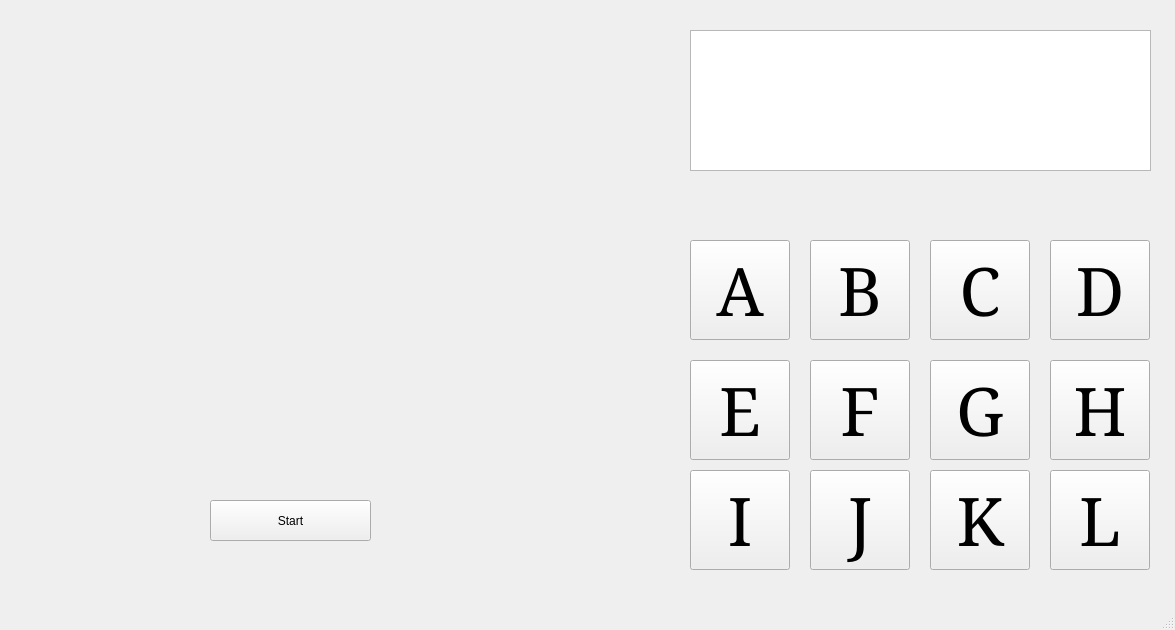
First picture: the form in mainwindow.ui, repository fullhaider1997/Gaze_Controlled_Keyboard-, before the edit.
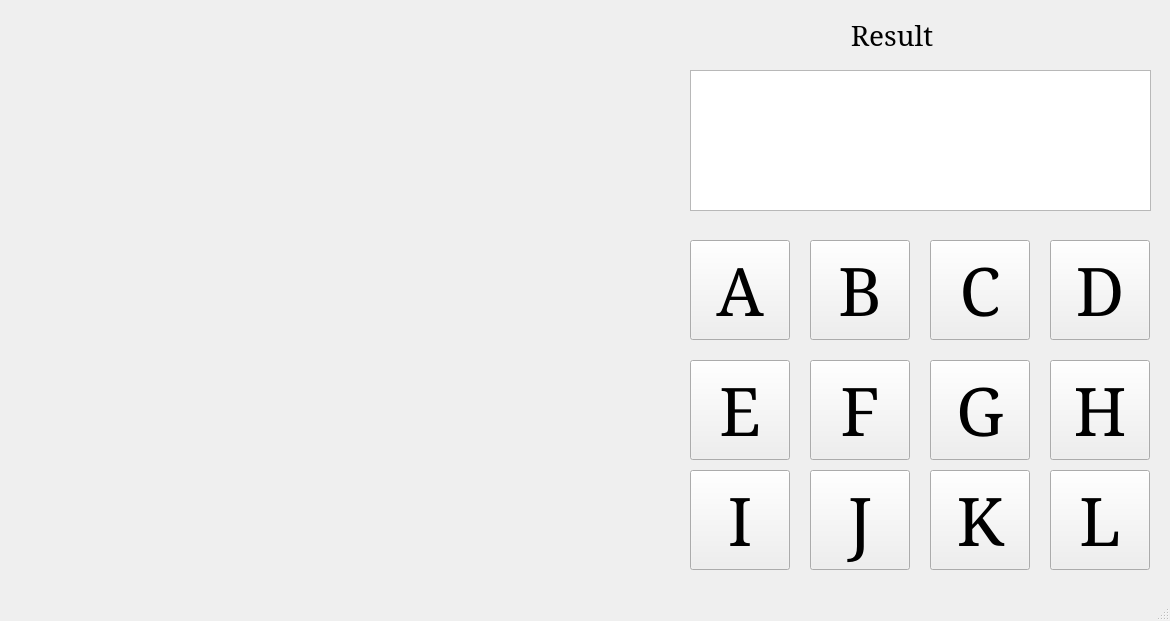
Second picture: the form after the edit.

What changed in the file:
```diff
--- a/mainwindow.ui
+++ b/mainwindow.ui
@@ -6,8 +6,8 @@
    <rect>
     <x>0</x>
     <y>0</y>
-    <width>1175</width>
-    <height>630</height>
+    <width>1170</width>
+    <height>621</height>
    </rect>
   </property>
   <property name="windowTitle">
@@ -17,10 +17,10 @@
    <widget class="QLabel" name="originallabel">
     <property name="geometry">
      <rect>
-      <x>60</x>
+      <x>40</x>
       <y>30</y>
-      <width>591</width>
-      <height>451</height>
+      <width>611</width>
+      <height>511</height>
      </rect>
     </property>
     <property name="autoFillBackground">
@@ -30,19 +30,6 @@
      <string/>
     </property>
    </widget>
-   <widget class="QPushButton" name="pushButton">
-    <property name="geometry">
-     <rect>
-      <x>210</x>
-      <y>500</y>
-      <width>161</width>
-      <height>41</height>
-     </rect>
-    </property>
-    <property name="text">
-     <string>Start</string>
-    </property>
-   </widget>
    <widget class="QPushButton" name="J_Button">
     <property name="geometry">
      <rect>
@@ -275,12 +262,34 @@
     <property name="geometry">
      <rect>
       <x>690</x>
-      <y>30</y>
+      <y>70</y>
       <width>461</width>
       <height>141</height>
      </rect>
     </property>
    </widget>
+   <widget class="QLabel" name="label">
+    <property name="geometry">
+     <rect>
+      <x>800</x>
+      <y>20</y>
+      <width>201</width>
+      <height>31</height>
+     </rect>
+    </property>
+    <property name="font">
+     <font>
+      <family>Serif</family>
+      <pointsize>21</pointsize>
+     </font>
+    </property>
+    <property name="autoFillBackground">
+     <bool>true</bool>
+    </property>
+    <property name="text">
+     <string>       Result</string>
+    </property>
+   </widget>
   </widget>
   <widget class="QMenuBar" name="menubar">
    <property name="geometry">
```
Left out of the diff: 2 changed lines with no effect on the pictures.
